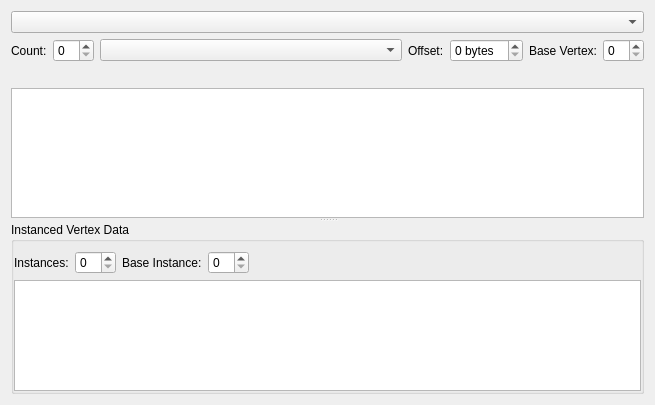
This is src/vogleditor/vogleditor_qvertexarrayexplorer.ui in ValveSoftware/vogl as Qt 5 draws it before an edit. The edited form follows.
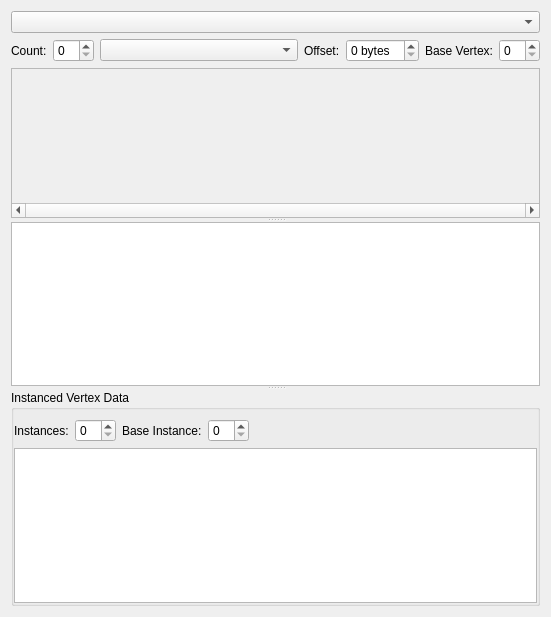
This is the edited form.

Commit message: vogleditor_QVertexVisualizer widgets are now inside a QScrollArea to prevent layout problems when there are many of them.

Diff of the .ui file:
```diff
--- a/src/vogleditor/vogleditor_qvertexarrayexplorer.ui
+++ b/src/vogleditor/vogleditor_qvertexarrayexplorer.ui
@@ -6,8 +6,8 @@
    <rect>
     <x>0</x>
     <y>0</y>
-    <width>655</width>
-    <height>405</height>
+    <width>551</width>
+    <height>617</height>
    </rect>
   </property>
   <property name="windowTitle">
@@ -79,9 +79,69 @@
     </layout>
    </item>
    <item>
-    <layout class="QHBoxLayout" name="horizontalLayout_4">
+    <widget class="QSplitter" name="splitter">
+     <property name="orientation">
+      <enum>Qt::Vertical</enum>
+     </property>
+     <widget class="QScrollArea" name="scrollArea">
+      <property name="sizePolicy">
+       <sizepolicy hsizetype="Expanding" vsizetype="Preferred">
+        <horstretch>0</horstretch>
+        <verstretch>0</verstretch>
+       </sizepolicy>
+      </property>
+      <property name="minimumSize">
+       <size>
+        <width>0</width>
+        <height>150</height>
+       </size>
+      </property>
+      <property name="maximumSize">
+       <size>
+        <width>16777215</width>
+        <height>150</height>
+       </size>
+      </property>
+      <property name="verticalScrollBarPolicy">
+       <enum>Qt::ScrollBarAlwaysOff</enum>
+      </property>
+      <property name="horizontalScrollBarPolicy">
+       <enum>Qt::ScrollBarAlwaysOn</enum>
+      </property>
+      <property name="widgetResizable">
+       <bool>true</bool>
+      </property>
+      <widget class="QWidget" name="scrollAreaWidgetContents">
+       <property name="geometry">
+        <rect>
+         <x>0</x>
+         <y>0</y>
+         <width>531</width>
+         <height>134</height>
+        </rect>
+       </property>
+       <layout class="QHBoxLayout" name="horizontalLayout_3">
+        <property name="spacing">
+         <number>0</number>
+        </property>
+        <property name="leftMargin">
+         <number>0</number>
+        </property>
+        <property name="topMargin">
+         <number>0</number>
+        </property>
+        <property name="rightMargin">
+         <number>0</number>
+        </property>
+        <property name="bottomMargin">
+         <number>0</number>
+        </property>
      <item>
-      <layout class="QHBoxLayout" name="horizontalLayout_3"/>
+         <layout class="QHBoxLayout" name="vertexVisualizersLayout">
+          <property name="spacing">
+           <number>0</number>
+          </property>
+         </layout>
      </item>
      <item>
       <spacer name="horizontalSpacer_2">
@@ -90,19 +150,15 @@
        </property>
        <property name="sizeHint" stdset="0">
         <size>
-         <width>40</width>
+            <width>614</width>
          <height>20</height>
         </size>
        </property>
       </spacer>
      </item>
     </layout>
-   </item>
-   <item>
-    <widget class="QSplitter" name="splitter">
-     <property name="orientation">
-      <enum>Qt::Vertical</enum>
-     </property>
+      </widget>
+     </widget>
      <widget class="QTableWidget" name="vertexTableWidget">
       <property name="sizePolicy">
        <sizepolicy hsizetype="Expanding" vsizetype="Expanding">
```
Lines whose indentation alone changed are shown as unchanged. The commit also changes 2 other files.
